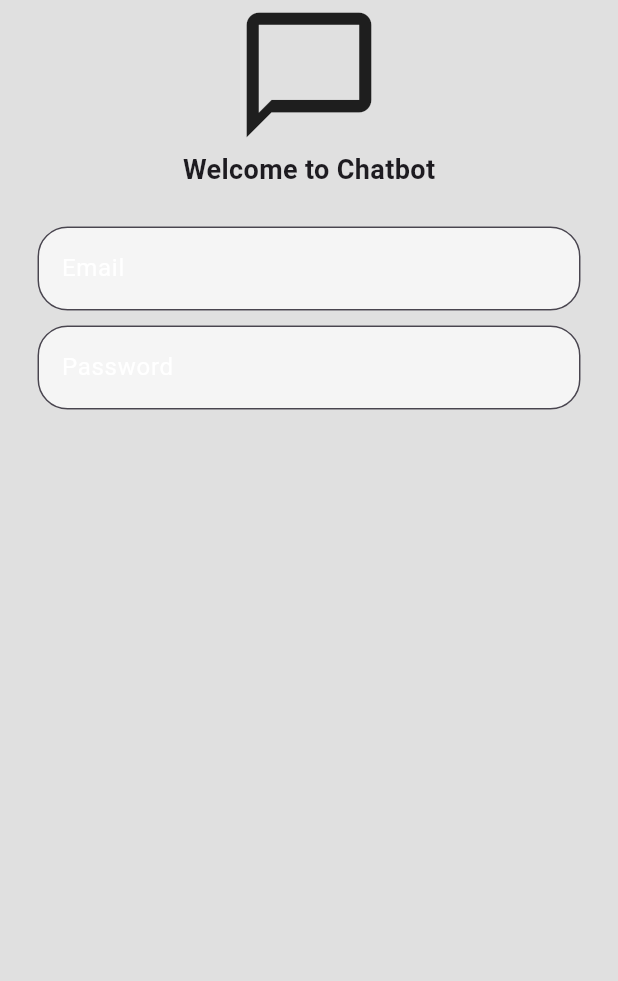
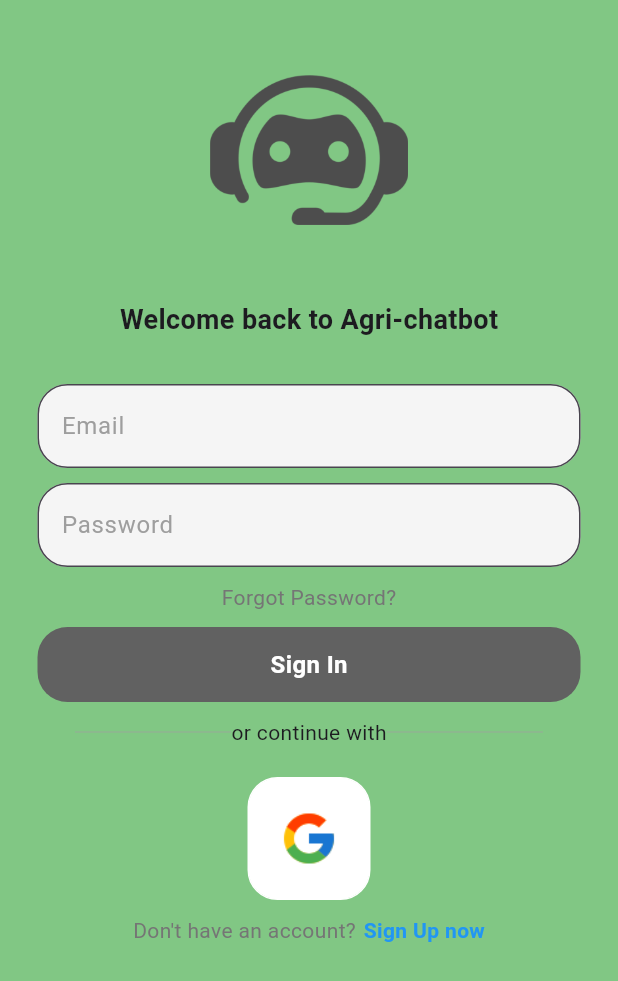
Before and after one commit to GivenChauke/chatbot, a Flutter app: the screen it shows after launch, on a phone screen of 412 x 824 dp. Shown: the top 981 px of the screen. Run offline on Flutter 3.47's test engine with Material 3 defaults, Android fonts, the phone set to English and light mode, and no system bars.

Commit message:
finish login UI and add firebase

```diff
--- /dev/null
+++ b/database.rules.json
@@ -0,0 +1,6 @@
+{
+  "rules": {
+    ".read": false,
+    ".write": false
+  }
+}
--- /dev/null
+++ b/firestore.indexes.json
@@ -0,0 +1,4 @@
+{
+  "indexes": [],
+  "fieldOverrides": []
+}
--- a/lib/LoginPage/login_page.dart
+++ b/lib/LoginPage/login_page.dart
@@ -1,7 +1,7 @@
 import 'package:chatbot/components/my_text_field.dart';
+import 'package:chatbot/components/my_button.dart';
+import 'package:chatbot/components/square_tile.dart';
 import 'package:flutter/material.dart';
-import 'package:flutter/widgets.dart';
-
 
 class LoginPage extends StatefulWidget {
   const LoginPage ({super.key});
@@ -11,43 +11,110 @@ class LoginPage extends StatefulWidget {
 }
 
 class _LoginPageState extends State<LoginPage> {
-  final TextEditingController controller = TextEditingController();
+  final TextEditingController EmailController = TextEditingController();
+  final TextEditingController PasswordController = TextEditingController();
+  void SignUserIn(){
+    final String username = EmailController.text;
+    final String password = PasswordController.text;
+    print("Username: $username");
+    print("Password: $password");
+  }
 
   @override
   Widget build(BuildContext context) {
     return Scaffold(
-      backgroundColor: Colors.grey[300],
+      backgroundColor: Colors.green[300],
       body:SafeArea(
         child: Padding(
           padding: const EdgeInsets.symmetric(horizontal: 25.0),
           child: Column(
             children: [
+              const SizedBox(height: 50),
               //logo
-              Icon(Icons.chat_bubble_outline, size: 100),
+              Image.asset('assets/images/PngItem_5002858.png',height: 100,),
+              const SizedBox(height: 50),
               //text to welcome user
-              Text("Welcome to Chatbot",
+              const Text("Welcome back to Agri-chatbot",
               style: TextStyle(
                 fontSize: 18,
                 fontWeight: FontWeight.bold,
               ),
+
               ),
-              const SizedBox(height: 25),
+              const SizedBox(height: 30),
               //email
               MyTextField(
                 hintText: 'Email',
                 obscureText: false,
-                controller: controller
+                controller: EmailController
                 ),
               const SizedBox(height: 10),
               //password
                 MyTextField(
                 hintText: 'Password',
                 obscureText: true,
-                controller: controller
+                controller: PasswordController
                 ),
-              const SizedBox(height: 25),
+              const SizedBox(height: 10),
+              //forgot password
+              Text("Forgot Password?",
+              style: TextStyle(
+                color: Colors.grey[600],
+              ),
+              ),
+              const SizedBox(height: 10),
               //login button
-              //register button
+              MyButton(
+                onTap: SignUserIn,
+              ),
+              const SizedBox(height: 10),
+              //or continue with
+              const Padding(
+                padding: EdgeInsets.symmetric(horizontal: 25),
+                child: Row(children: [
+                  Expanded(
+                    child: Divider(
+                      thickness: 0.5,
+                      color: Colors.grey,
+                    ),
+                  ),
+                  Text("or continue with"),
+                  Expanded(
+                    child: Divider(
+                      thickness: 0.5,
+                      color: Colors.grey,
+                    ),
+                  ),
+                ],
+                ),
+              ),
+              //sign in with google button
+              const SizedBox(height: 20),
+              const Row(
+                mainAxisAlignment: MainAxisAlignment.center,
+                children: [
+                   SquareTile(imagePath: 'assets/images/icons8-google-48.png'),
+                ],
+              ),
+              const SizedBox(height: 10),
+              //sign up text
+              Row(
+                mainAxisAlignment: MainAxisAlignment.center,
+                children: [
+                  Text("Don't have an account?",
+                  style: TextStyle(
+                    color: Colors.grey[600],
+                  ),
+                  ),
+                  const SizedBox(width: 5),
+                  const Text("Sign Up now",
+                  style: TextStyle(
+                    color: Colors.blue,
+                    fontWeight: FontWeight.bold
+                  ),
+                  ),
+                ],
+              ),
             ],
           ),
         ),
--- /dev/null
+++ b/lib/components/my_button.dart
@@ -0,0 +1,31 @@
+import "package:flutter/material.dart";
+import "package:flutter/widgets.dart";
+
+class MyButton extends StatelessWidget{
+  final Function()? onTap;
+  const MyButton({super.key, required this.onTap});
+
+  @override
+  Widget build(BuildContext context) {
+    return GestureDetector(
+      onTap: onTap,
+      child: Container(
+        height: 50,
+        decoration:  BoxDecoration(
+          color: Colors.grey[700],
+          borderRadius: BorderRadius.all(Radius.circular(20)),
+        ),
+        child: const Center(
+          child: Text(
+            "Sign In",
+            style: TextStyle(
+              color: Colors.white,
+              fontWeight: FontWeight.bold,
+              fontSize: 16,
+            ),
+          ),
+        ),
+      ),
+    );
+  }
+}
--- a/lib/components/my_text_field.dart
+++ b/lib/components/my_text_field.dart
@@ -20,7 +20,7 @@ class MyTextField extends StatelessWidget {
       decoration: InputDecoration(
         hintText: hintText,
         hintStyle: const TextStyle(
-          color: Colors.white,
+          color: Colors.grey,
         ),
         border: OutlineInputBorder(
           borderRadius: BorderRadius.circular(20),
--- /dev/null
+++ b/lib/components/square_tile.dart
@@ -0,0 +1,19 @@
+import "package:flutter/material.dart";
+
+class SquareTile extends StatelessWidget
+{
+  final String imagePath;
+  const SquareTile({super.key,required this.imagePath});
+  @override
+  Widget build(BuildContext context) {
+    return Container(
+      padding: const EdgeInsets.all(20),
+      decoration: BoxDecoration(
+        border:Border.all(color: Colors.white),
+        borderRadius: BorderRadius.circular(20),
+        color: Colors.white,
+      ),
+      child: Image.asset(imagePath,height: 40,),
+    );
+  }
+}
--- a/lib/main.dart
+++ b/lib/main.dart
@@ -10,6 +10,7 @@ class MyApp extends StatelessWidget {
   Widget build(BuildContext context) {
     return MaterialApp(
       title: 'Chatbot',
+      debugShowCheckedModeBanner: false,
       theme: ThemeData(
         primarySwatch: Colors.blue,
       ),
```
Also changed, not shown: pubspec.yaml (+6 -2 lines), assets/images/PngItem_5002858.png (added), assets/images/icons8-google-48.png (added), pubspec.lock, 11 other files.
